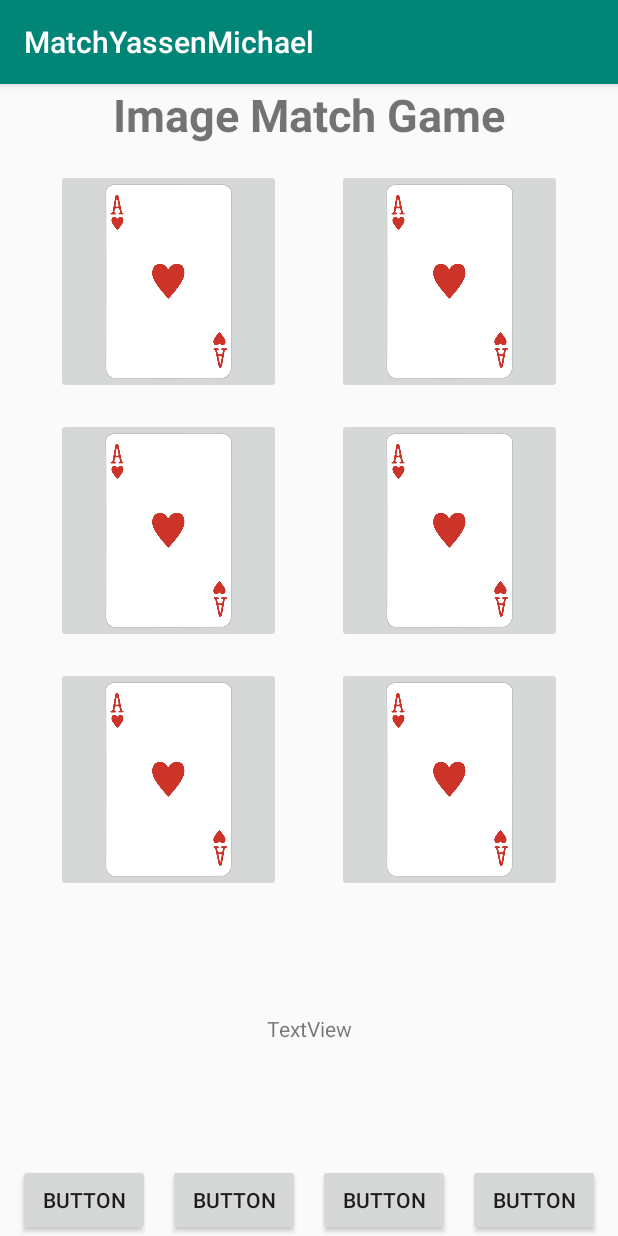
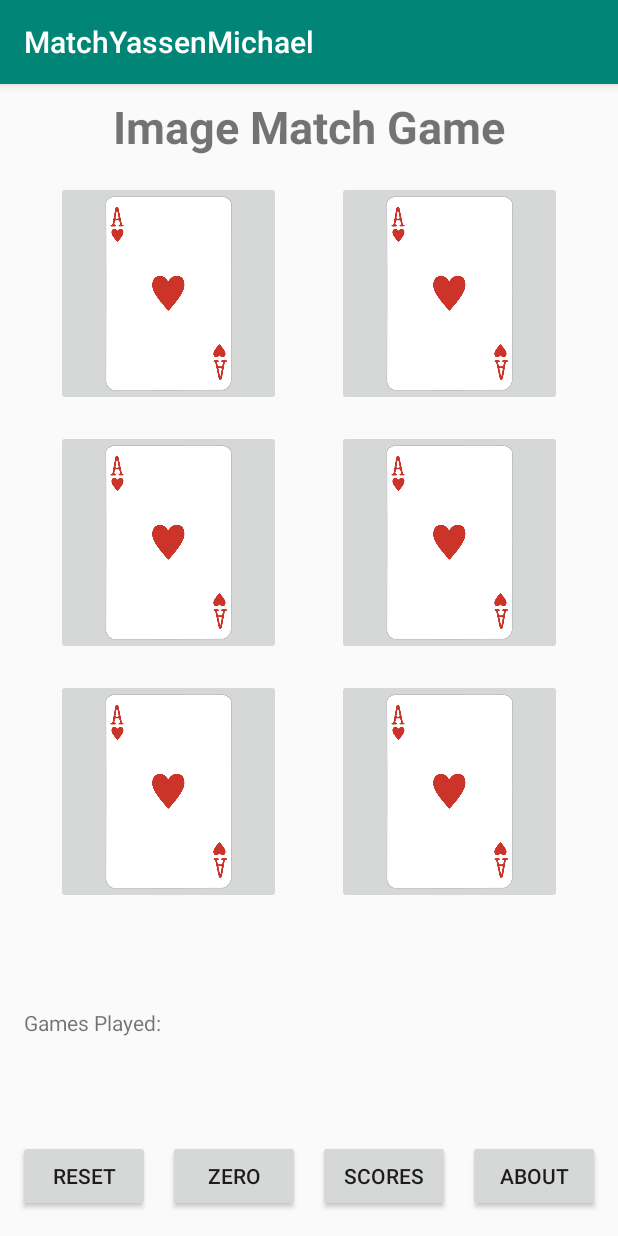
Before and after one commit to YasseenSemlali/AndroidMatchGame, an Android app: the screen it shows after launch (MainActivity), on a phone screen of 412 x 824 dp. Run offline under Robolectric (Android 15) with nearby library versions, the phone set to English and light mode, and no system bars.

Commit message:
added all strings to the string xml values for english

```diff
--- a/app/src/main/res/layout/activity_main.xml
+++ b/app/src/main/res/layout/activity_main.xml
@@ -7,9 +7,10 @@
     tools:context=".MainActivity">
 
     <TextView
-        android:id="@+id/Title"
+        android:id="@+id/gameTitleTxt"
         android:layout_width="wrap_content"
         android:layout_height="wrap_content"
+        android:layout_marginTop="8dp"
         android:text="@string/Title"
         android:textAlignment="center"
         android:textSize="30sp"
@@ -19,82 +20,83 @@
         app:layout_constraintTop_toTopOf="parent" />
 
     <ImageButton
-        android:id="@+id/imageButton1"
+        android:id="@+id/cardBtn1"
         android:layout_width="150dp"
         android:layout_height="150dp"
         android:layout_marginTop="16dp"
-        android:contentDescription="1st Card in the game"
+        android:contentDescription="@string/card_description"
         android:scaleType="centerInside"
-        app:layout_constraintEnd_toStartOf="@+id/imageButton2"
+        app:layout_constraintEnd_toStartOf="@+id/cardBtn2"
         app:layout_constraintStart_toStartOf="parent"
-        app:layout_constraintTop_toBottomOf="@+id/Title"
+        app:layout_constraintTop_toBottomOf="@+id/gameTitleTxt"
         app:srcCompat="@drawable/AH" />
 
     <ImageButton
-        android:id="@+id/imageButton2"
+        android:id="@+id/cardBtn2"
         android:layout_width="150dp"
         android:layout_height="150dp"
         android:layout_marginTop="16dp"
-        android:contentDescription="2nd Card in the game"
+        android:contentDescription="@string/card_description"
         android:scaleType="centerInside"
         app:layout_constraintEnd_toEndOf="parent"
-        app:layout_constraintStart_toEndOf="@+id/imageButton1"
-        app:layout_constraintTop_toBottomOf="@+id/Title"
+        app:layout_constraintStart_toEndOf="@+id/cardBtn1"
+        app:layout_constraintTop_toBottomOf="@+id/gameTitleTxt"
         app:srcCompat="@drawable/AH" />
 
     <ImageButton
-        android:id="@+id/imageButton3"
+        android:id="@+id/cardBtn3"
         android:layout_width="150dp"
         android:layout_height="150dp"
         android:layout_marginTop="16dp"
-        android:contentDescription="2nd Card in the game"
+        android:contentDescription="@string/card_description"
         android:scaleType="centerInside"
-        app:layout_constraintEnd_toStartOf="@+id/imageButton4"
+        app:layout_constraintEnd_toStartOf="@+id/cardBtn4"
         app:layout_constraintStart_toStartOf="parent"
-        app:layout_constraintTop_toBottomOf="@+id/imageButton1"
+        app:layout_constraintTop_toBottomOf="@+id/cardBtn1"
         app:srcCompat="@drawable/AH" />
 
     <ImageButton
-        android:id="@+id/imageButton4"
+        android:id="@+id/cardBtn4"
         android:layout_width="150dp"
         android:layout_height="150dp"
         android:layout_marginTop="16dp"
-        android:contentDescription="2nd Card in the game"
+        android:contentDescription="@string/card_description"
         android:scaleType="centerInside"
         app:layout_constraintEnd_toEndOf="parent"
-        app:layout_constraintStart_toEndOf="@+id/imageButton3"
-        app:layout_constraintTop_toBottomOf="@+id/imageButton2"
+        app:layout_constraintStart_toEndOf="@+id/cardBtn3"
+        app:layout_constraintTop_toBottomOf="@+id/cardBtn2"
         app:srcCompat="@drawable/AH" />
 
     <ImageButton
-        android:id="@+id/imageButton5"
+        android:id="@+id/cardBtn5"
         android:layout_width="150dp"
         android:layout_height="150dp"
         android:layout_marginTop="16dp"
-        android:contentDescription="2nd Card in the game"
+        android:contentDescription="@string/card_description"
         android:scaleType="centerInside"
-        app:layout_constraintEnd_toStartOf="@+id/imageButton6"
+        app:layout_constraintEnd_toStartOf="@+id/cardBtn6"
         app:layout_constraintStart_toStartOf="parent"
-        app:layout_constraintTop_toBottomOf="@+id/imageButton3"
+        app:layout_constraintTop_toBottomOf="@+id/cardBtn3"
         app:srcCompat="@drawable/AH" />
 
     <ImageButton
-        android:id="@+id/imageButton6"
+        android:id="@+id/cardBtn6"
         android:layout_width="150dp"
         android:layout_height="150dp"
         android:layout_marginTop="16dp"
-        android:contentDescription="2nd Card in the game"
+        android:contentDescription="@string/card_description"
         android:scaleType="centerInside"
         app:layout_constraintEnd_toEndOf="parent"
-        app:layout_constraintStart_toEndOf="@+id/imageButton5"
-        app:layout_constraintTop_toBottomOf="@+id/imageButton4"
+        app:layout_constraintStart_toEndOf="@+id/cardBtn5"
+        app:layout_constraintTop_toBottomOf="@+id/cardBtn4"
         app:srcCompat="@drawable/AH" />
 
     <Button
         android:id="@+id/resetBtn"
         android:layout_width="wrap_content"
         android:layout_height="wrap_content"
-        android:text="Button"
+        android:layout_marginBottom="16dp"
+        android:text="@string/reset"
         app:layout_constraintBottom_toBottomOf="parent"
         app:layout_constraintEnd_toStartOf="@+id/zeroBtn"
         app:layout_constraintStart_toStartOf="parent" />
@@ -103,7 +105,8 @@
         android:id="@+id/zeroBtn"
         android:layout_width="wrap_content"
         android:layout_height="wrap_content"
-        android:text="Button"
+        android:layout_marginBottom="16dp"
+        android:text="@string/zero"
         app:layout_constraintBottom_toBottomOf="parent"
         app:layout_constraintEnd_toStartOf="@+id/scoresBtn"
         app:layout_constraintStart_toEndOf="@+id/resetBtn" />
@@ -112,7 +115,8 @@
         android:id="@+id/scoresBtn"
         android:layout_width="wrap_content"
         android:layout_height="wrap_content"
-        android:text="Button"
+        android:layout_marginBottom="16dp"
+        android:text="@string/scores"
         app:layout_constraintBottom_toBottomOf="parent"
         app:layout_constraintEnd_toStartOf="@+id/aboutBtn"
         app:layout_constraintStart_toEndOf="@+id/zeroBtn" />
@@ -121,20 +125,21 @@
         android:id="@+id/aboutBtn"
         android:layout_width="wrap_content"
         android:layout_height="wrap_content"
-        android:text="Button"
+        android:layout_marginBottom="16dp"
+        android:text="@string/about"
         app:layout_constraintBottom_toBottomOf="parent"
         app:layout_constraintEnd_toEndOf="parent"
         app:layout_constraintStart_toEndOf="@+id/scoresBtn" />
 
     <TextView
-        android:id="@+id/textView2"
+        android:id="@+id/gamesPlayedCounterTxt"
         android:layout_width="wrap_content"
         android:layout_height="wrap_content"
-        android:text="TextView"
+        android:layout_marginStart="16dp"
+        android:text="@string/games_played"
         app:layout_constraintBottom_toTopOf="@+id/resetBtn"
-        app:layout_constraintEnd_toEndOf="parent"
         app:layout_constraintStart_toStartOf="parent"
-        app:layout_constraintTop_toBottomOf="@+id/imageButton5" />
+        app:layout_constraintTop_toBottomOf="@+id/cardBtn5" />
 
 
 </androidx.constraintlayout.widget.ConstraintLayout>
--- a/app/src/main/res/values/strings.xml
+++ b/app/src/main/res/values/strings.xml
@@ -1,4 +1,10 @@
 <resources>
     <string name="app_name" translatable="false">MatchYassenMichael</string>
     <string name="Title">Image Match Game</string>
+    <string name="reset">Reset</string>
+    <string name="zero">Zero</string>
+    <string name="scores">Scores</string>
+    <string name="about">About</string>
+    <string name="card_description">Card in the game</string>
+    <string name="games_played">Games Played:</string>
 </resources>
```
Also changed, not shown: 1 other file.
